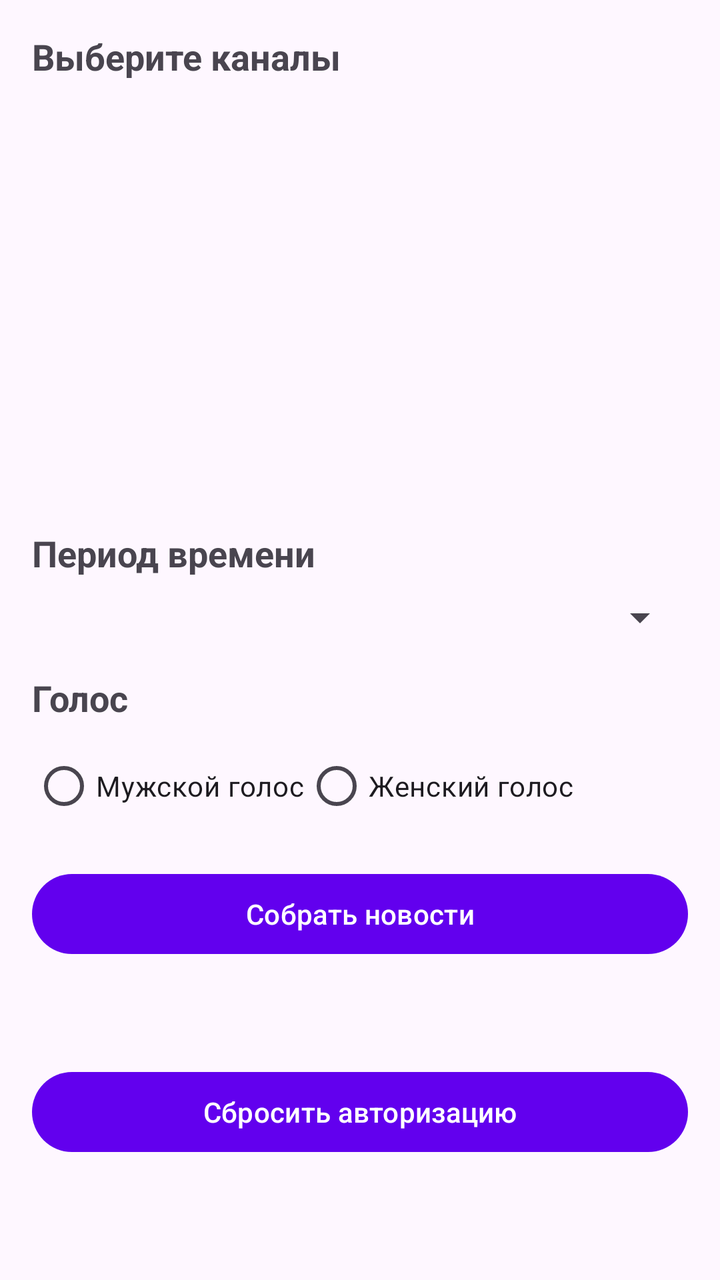
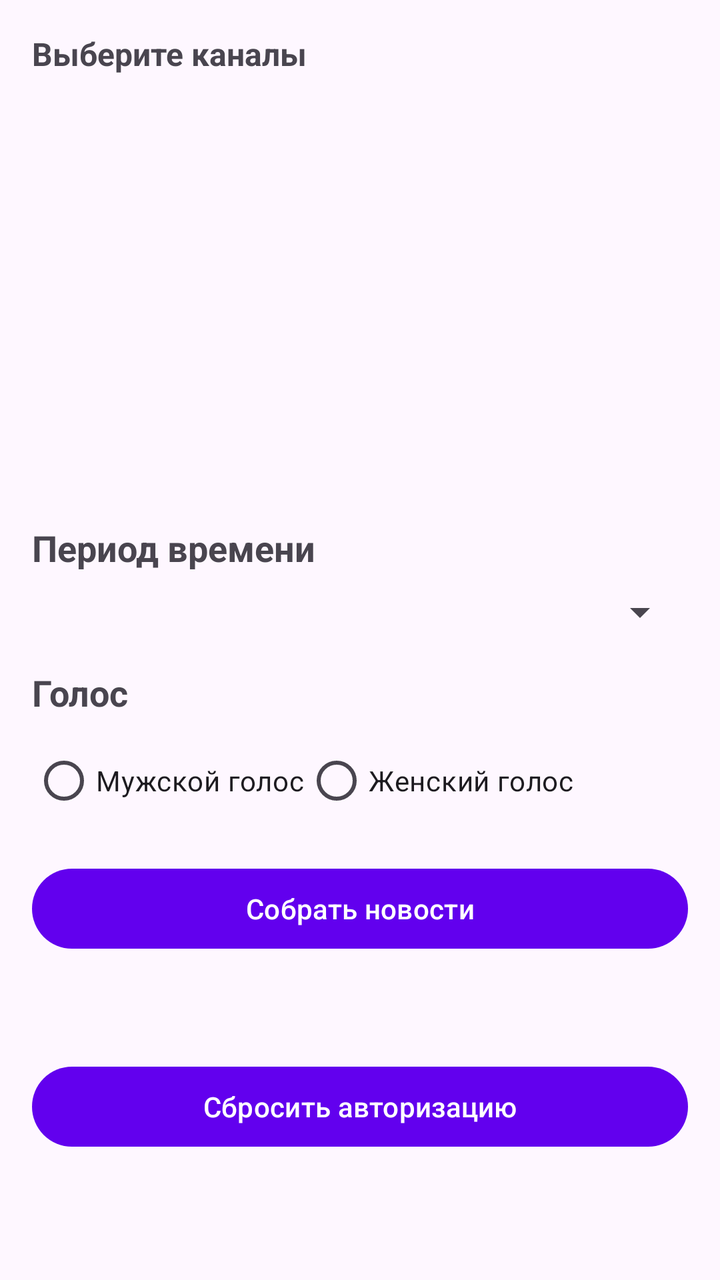

Compare the two renders of this Android layout. The source of the first and the diff that turns it into the second are given below.
<!-- AndroidManifest.xml: application theme Theme.TelegramNewsReader -->
<!-- res/layout/activity_main.xml -->
<?xml version="1.0" encoding="utf-8"?>
<ScrollView xmlns:android="http://schemas.android.com/apk/res/android"
    xmlns:app="http://schemas.android.com/apk/res-auto"
    android:layout_width="match_parent"
    android:layout_height="match_parent"
    android:fillViewport="true"
    android:padding="16dp">

    <LinearLayout
        android:layout_width="match_parent"
        android:layout_height="wrap_content"
        android:orientation="vertical">

        <TextView
            android:id="@+id/tv_select_channels"
            android:layout_width="wrap_content"
            android:layout_height="wrap_content"
            android:text="@string/select_channels"
            android:textSize="18sp"
            android:textStyle="bold" />

        <androidx.recyclerview.widget.RecyclerView
            android:id="@+id/recycler_channels"
            android:layout_width="match_parent"
            android:layout_height="200dp"
            android:layout_marginTop="8dp" />

        <TextView
            android:id="@+id/tv_time_period"
            android:layout_width="wrap_content"
            android:layout_height="wrap_content"
            android:text="@string/time_period"
            android:textSize="18sp"
            android:textStyle="bold"
            android:layout_marginTop="16dp" />

        <Spinner
            android:id="@+id/spinner_time"
            android:layout_width="match_parent"
            android:layout_height="wrap_content"
            android:layout_marginTop="8dp" />

        <TextView
            android:id="@+id/tv_voice"
            android:layout_width="wrap_content"
            android:layout_height="wrap_content"
            android:text="Голос"
            android:textSize="18sp"
            android:textStyle="bold"
            android:layout_marginTop="16dp" />

        <RadioGroup
            android:id="@+id/rg_voice"
            android:layout_width="match_parent"
            android:layout_height="wrap_content"
            android:orientation="horizontal"
            android:layout_marginTop="8dp">

            <RadioButton
                android:id="@+id/rb_male"
                android:layout_width="wrap_content"
                android:layout_height="wrap_content"
                android:text="@string/voice_male" />

            <RadioButton
                android:id="@+id/rb_female"
                android:layout_width="wrap_content"
                android:layout_height="wrap_content"
                android:text="@string/voice_female" />
        </RadioGroup>

        <Button
            android:id="@+id/btn_collect_news"
            android:layout_width="match_parent"
            android:layout_height="wrap_content"
            android:text="@string/collect_news"
            android:layout_marginTop="16dp" />

        <ProgressBar
            android:id="@+id/progress_bar"
            android:layout_width="wrap_content"
            android:layout_height="wrap_content"
            android:layout_marginTop="8dp"
            android:visibility="gone"
            android:layout_gravity="center_horizontal" />

        <LinearLayout
            android:id="@+id/ll_player"
            android:layout_width="match_parent"
            android:layout_height="wrap_content"
            android:orientation="horizontal"
            android:layout_marginTop="16dp"
            android:visibility="gone">

            <Button
                android:id="@+id/btn_play"
                android:layout_width="0dp"
                android:layout_height="wrap_content"
                android:layout_weight="1"
                android:text="@string/play" />

            <Button
                android:id="@+id/btn_pause"
                android:layout_width="0dp"
                android:layout_height="wrap_content"
                android:layout_weight="1"
                android:text="@string/pause" />

            <Button
                android:id="@+id/btn_stop"
                android:layout_width="0dp"
                android:layout_height="wrap_content"
                android:layout_weight="1"
                android:text="@string/stop" />
        </LinearLayout>

        <TextView
            android:id="@+id/tv_status"
            android:layout_width="wrap_content"
            android:layout_height="wrap_content"
            android:text=""
            android:layout_marginTop="16dp" />

        <Button
            android:id="@+id/btn_reset_auth"
            android:layout_width="match_parent"
            android:layout_height="wrap_content"
            android:text="Сбросить авторизацию"
            android:layout_marginTop="16dp" />

    </LinearLayout>
</ScrollView>
<!-- resources referenced by this layout -->
<resources>
  <string name="collect_news">Собрать новости</string>
  <string name="pause">Пауза</string>
  <string name="play">Воспроизвести</string>
  <string name="select_channels">Выберите каналы</string>
  <string name="stop">Стоп</string>
  <string name="time_period">Период времени</string>
  <string name="voice_female">Женский голос</string>
  <string name="voice_male">Мужской голос</string>
  <style name="Theme.TelegramNewsReader" parent="Theme.Material3.DayNight">
          <item name="colorPrimary">@color/purple_500</item>
          <item name="colorPrimaryVariant">@color/purple_700</item>
          <item name="colorOnPrimary">@color/white</item>
          <item name="android:statusBarColor">?attr/colorPrimaryVariant</item>
      </style>
  <color name="purple_500">#FF6200EE</color>
  <color name="purple_700">#FF3700B3</color>
  <color name="white">#FFFFFFFF</color>
</resources>

<!-- the commit's change to res/layout/activity_main.xml (unified diff, before → after) -->
@@ -16,7 +16,7 @@
             android:layout_width="wrap_content"
             android:layout_height="wrap_content"
             android:text="@string/select_channels"
-            android:textSize="18sp"
+            android:textSize="16sp"
             android:textStyle="bold" />
 
         <androidx.recyclerview.widget.RecyclerView
